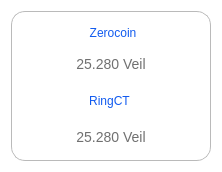
Old version of the form src/qt/veil/forms/tooltipbalance.ui in the repository Veil-Project/veil.
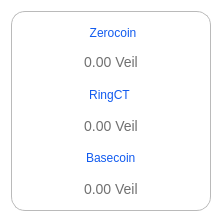
New version of the form. Icons and pictures are not drawn.

```diff
--- a/src/qt/veil/forms/tooltipbalance.ui
+++ b/src/qt/veil/forms/tooltipbalance.ui
@@ -7,13 +7,13 @@
     <x>0</x>
     <y>0</y>
     <width>218</width>
-    <height>168</height>
+    <height>218</height>
    </rect>
   </property>
   <property name="maximumSize">
    <size>
     <width>218</width>
-    <height>168</height>
+    <height>218</height>
    </size>
   </property>
   <property name="windowTitle">
@@ -28,13 +28,13 @@
      <property name="minimumSize">
       <size>
        <width>200</width>
-       <height>150</height>
+       <height>200</height>
       </size>
      </property>
      <property name="maximumSize">
       <size>
        <width>200</width>
-       <height>150</height>
+       <height>200</height>
       </size>
      </property>
      <property name="styleSheet">
@@ -119,7 +119,7 @@
 padding-bottom:4px;</string>
         </property>
         <property name="text">
-         <string>25.280 Veil</string>
+         <string>0.00 Veil</string>
         </property>
         <property name="alignment">
          <set>Qt::AlignCenter</set>
@@ -149,13 +149,37 @@
 text-align:center;</string>
         </property>
         <property name="text">
-         <string>25.280 Veil</string>
+         <string>0.00 Veil</string>
         </property>
         <property name="alignment">
          <set>Qt::AlignCenter</set>
         </property>
        </widget>
       </item>
+      <item alignment="Qt::AlignHCenter">
+       <widget class="QLabel" name="label">
+        <property name="styleSheet">
+         <string notr="true">color:#105aef;
+font-size:12px;
+text-align:center;</string>
+        </property>
+        <property name="text">
+         <string>Basecoin</string>
+        </property>
+       </widget>
+      </item>
+      <item alignment="Qt::AlignHCenter">
+       <widget class="QLabel" name="textBasecoin">
+        <property name="styleSheet">
+         <string notr="true">font-size:14px;
+color:#707070;
+text-align:center;</string>
+        </property>
+        <property name="text">
+         <string>0.00 Veil</string>
+        </property>
+       </widget>
+      </item>
      </layout>
     </widget>
    </item>
```
Left out of the diff: 6 changed lines with no effect on the pictures.
